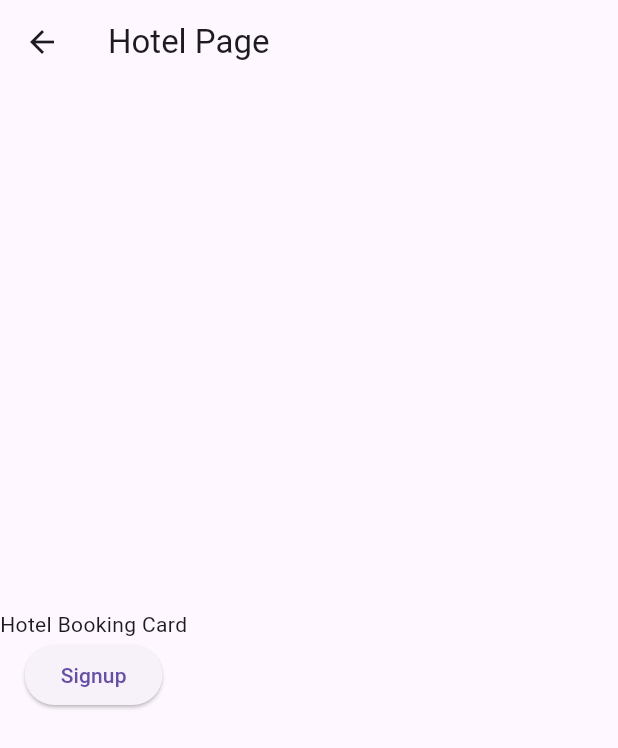
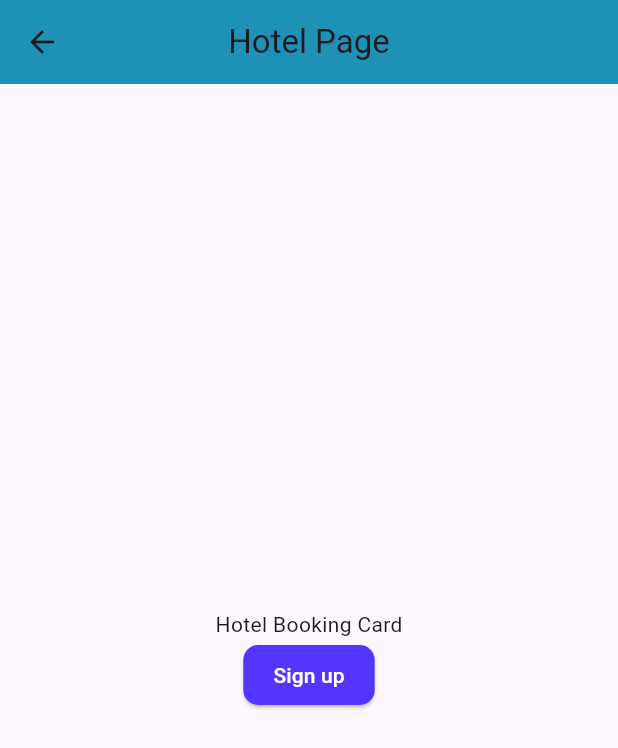
Before and after one commit to Edward-Kabue/hotel_management, a Flutter app: the MyHomePage screen opened by its route, on a phone screen of 412 x 824 dp. Shown: the top 748 px of the screen. Run offline on Flutter 3.47's test engine with Material 3 defaults, Android fonts, the phone set to English and light mode, and no system bars; our stand-ins replace firebase_auth, firebase_core; accounts and stored records are empty; generated files the repository leaves out were written again.

Commit message:
Add home_screen.dart and profile_screen.dart for home and profile screens

```diff
--- /dev/null
+++ b/lib/core/theme/theme.dart
@@ -0,0 +1,93 @@
+import 'package:flutter/material.dart';
+
+class AppTheme {
+  static ThemeData get theme => ThemeData(
+        primaryColor: primaryColor,
+        textTheme: const TextTheme(
+          displayLarge: AppTheme.bodyText1,
+          displayMedium: AppTheme.bodyText2,
+        ),
+        appBarTheme: appBarTheme,
+        elevatedButtonTheme: elevatedButtonTheme,
+        inputDecorationTheme: InputDecorationTheme(
+          border: OutlineInputBorder(
+            borderRadius: BorderRadius.circular(8),
+          ),
+        ),
+        textButtonTheme: TextButtonThemeData(
+          style: ButtonStyle(
+            foregroundColor: MaterialStateProperty.all(primaryColor),
+          ),
+        ),
+        outlinedButtonTheme: OutlinedButtonThemeData(
+          style: ButtonStyle(
+            foregroundColor: MaterialStateProperty.all(primaryColor),
+            overlayColor:
+                MaterialStateProperty.all(primaryColor.withOpacity(0.1)),
+          ),
+        ),
+        cardTheme: CardTheme(
+          elevation: 4,
+          shape: RoundedRectangleBorder(
+            borderRadius: BorderRadius.circular(8),
+          ),
+        ),
+        dividerTheme: DividerThemeData(
+          thickness: 1,
+          color: Colors.grey[300],
+        ),
+        bottomNavigationBarTheme: const BottomNavigationBarThemeData(
+          selectedItemColor: primaryColor,
+          unselectedItemColor: Colors.grey,
+        ),
+        floatingActionButtonTheme: const FloatingActionButtonThemeData(
+          backgroundColor: primaryColor,
+        ),
+      );
+  static const Color primaryColor = Color(0xFF1E91B6);
+  static const Color secondaryColor = Colors.green;
+
+  static const TextStyle headline1 = TextStyle(
+    fontSize: 24,
+    fontWeight: FontWeight.bold,
+    color: Colors.black,
+  );
+
+  static const TextStyle headline2 = TextStyle(
+    fontSize: 20,
+    fontWeight: FontWeight.bold,
+    color: Colors.black,
+  );
+
+  static const TextStyle bodyText1 = TextStyle(
+    fontSize: 16,
+    color: Colors.black,
+  );
+
+  static const TextStyle bodyText2 = TextStyle(
+    fontSize: 14,
+    color: Colors.black,
+  );
+
+  static const LinearGradient gradient = LinearGradient(
+    colors: [primaryColor, secondaryColor],
+  );
+  //button theme to use the linear gradient
+  static ButtonStyle elevatedButtonStyle = ElevatedButton.styleFrom(
+    padding: const EdgeInsets.symmetric(horizontal: 20, vertical: 10),
+    shape: RoundedRectangleBorder(
+      borderRadius: BorderRadius.circular(10),
+    ),
+    foregroundColor: Colors.white, // Text color
+    backgroundColor: const Color(0xFF5435FF), // Background color
+    side: const BorderSide(color: Colors.transparent), // Border color
+  );
+
+  static ElevatedButtonThemeData elevatedButtonTheme = ElevatedButtonThemeData(
+    style: elevatedButtonStyle,
+  );
+  //add the app bar theme
+  static const AppBarTheme appBarTheme = AppBarTheme(
+    color: primaryColor,
+  );
+}
--- a/lib/main.dart
+++ b/lib/main.dart
@@ -1,6 +1,8 @@
 import 'package:flutter/material.dart';
-import 'package:hotel/presentation/authentication/screens/signup_screen.dart';
+import 'package:hotel/presentation/authentication/screens/signUp_screen.dart';
 import 'package:firebase_core/firebase_core.dart';
+import 'package:hotel/presentation/home/home_screen.dart';
+import 'core/theme/theme.dart';
 import 'firebase_options.dart';
 import 'package:provider/provider.dart';
 import 'package:hotel/providers/auth_provider.dart';
@@ -23,38 +25,14 @@ class Hotel extends StatelessWidget {
   @override
   Widget build(BuildContext context) {
     return MaterialApp(
+      debugShowCheckedModeBanner: false,
       title: 'Hotel Card',
-      theme: ThemeData(primarySwatch: Colors.blue),
-      home: const SignupScreen(), // Set LoginScreen as the home page
+      theme: AppTheme.theme,
+      home: const MyHomePage(title: 'Hotel Page'),
       routes: {
         '/home': (context) => const MyHomePage(title: 'Hotel Page'),
-        '/signup': (context) => const SignupScreen(),
+        '/signUp': (context) => const SignUpScreen(),
       },
     );
   }
 }
-
-class MyHomePage extends StatelessWidget {
-  final String title;
-
-  const MyHomePage({required this.title, super.key});
-
-  @override
-  Widget build(BuildContext context) {
-    return Scaffold(
-      appBar: AppBar(title: Text(title)),
-      body: Column(
-        mainAxisAlignment: MainAxisAlignment.center,
-        children: <Widget>[
-          const Text('Hotel Booking Card'),
-          ElevatedButton(
-            onPressed: () {
-              Navigator.pushNamed(context, '/signup');
-            },
-            child: const Text('Signup'),
-          ),
-        ],
-      ),
-    );
-  }
-}
--- /dev/null
+++ b/lib/presentation/home/home_screen.dart
@@ -0,0 +1,32 @@
+import 'package:flutter/material.dart';
+
+class MyHomePage extends StatelessWidget {
+  final String title;
+
+  const MyHomePage({required this.title, super.key});
+
+  @override
+  Widget build(BuildContext context) {
+    return Scaffold(
+      appBar: AppBar(
+        title: Text(title),
+        centerTitle: true,
+      ),
+      body: Center(
+        child: Column(
+          mainAxisAlignment: MainAxisAlignment.center,
+          crossAxisAlignment: CrossAxisAlignment.center,
+          children: <Widget>[
+            const Text('Hotel Booking Card'),
+            ElevatedButton(
+              onPressed: () {
+                Navigator.pushNamed(context, '/signUp');
+              },
+              child: const Text('Sign up'),
+            ),
+          ],
+        ),
+      ),
+    );
+  }
+}
```
Also changed, not shown: lib/presentation/authentication/screens/profile_screen.dart (added, +29 -0 lines), lib/presentation/authentication/screens/signup_screen.dart (+12 -6 lines).
